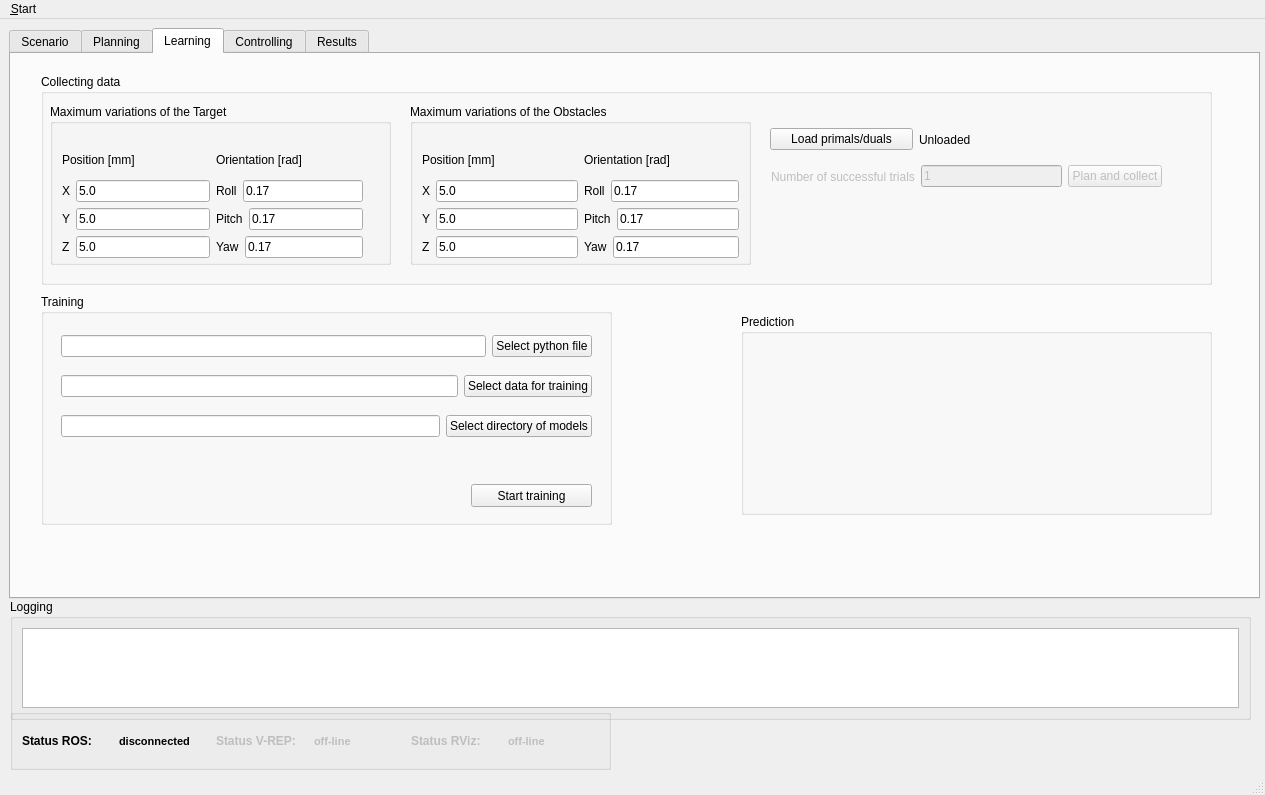
The window that ui/main_window.ui (zohannn/motion_manager) describes before a commit, drawn with Qt 5.
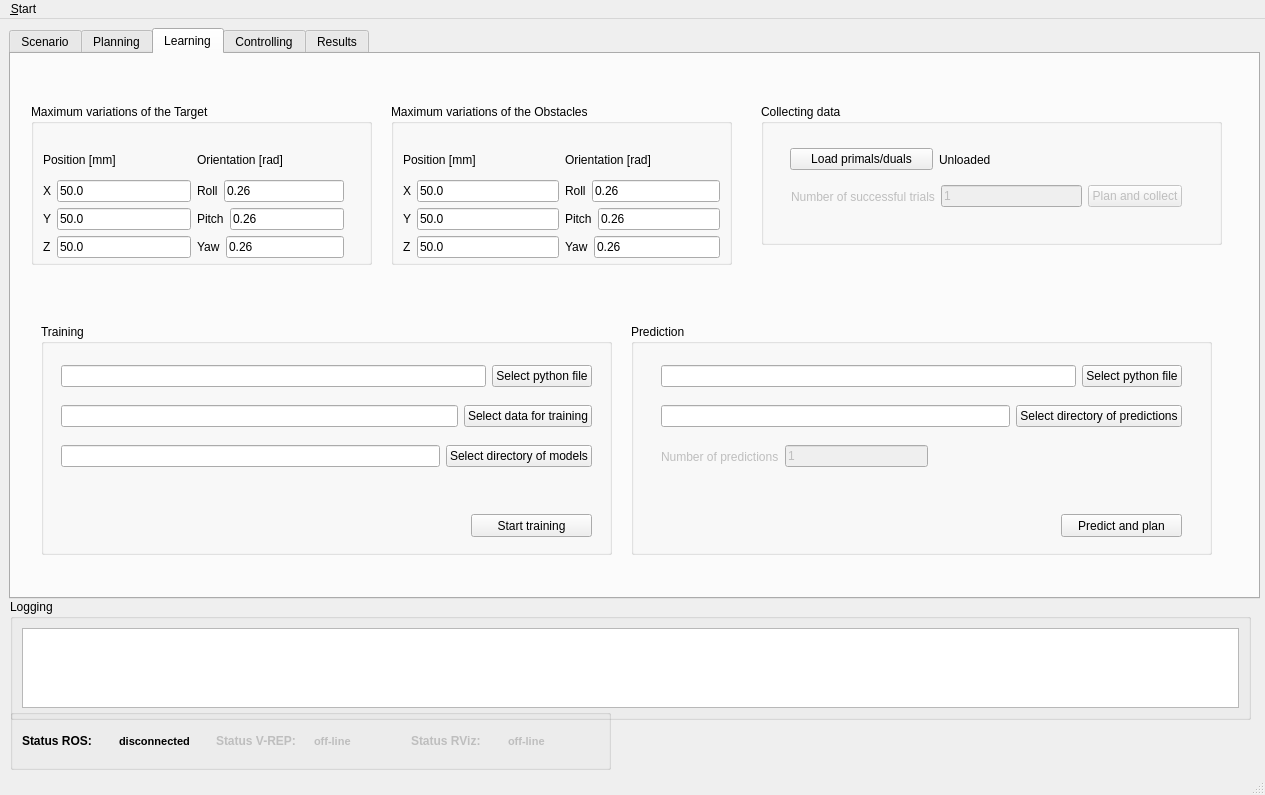
The same window after the commit. Icons and pictures are not drawn. Custom widgets are drawn as their Qt base class.

Commit message: training complete. TO DO: prediction in C++

Patch:
```diff
--- a/ui/main_window.ui
+++ b/ui/main_window.ui
@@ -1060,10 +1060,10 @@
      <widget class="QGroupBox" name="groupBox_collection">
       <property name="geometry">
        <rect>
-        <x>30</x>
-        <y>20</y>
-        <width>1171</width>
-        <height>211</height>
+        <x>750</x>
+        <y>50</y>
+        <width>461</width>
+        <height>141</height>
        </rect>
       </property>
       <property name="title">
@@ -1072,8 +1072,8 @@
       <widget class="QWidget" name="layoutWidget">
        <property name="geometry">
         <rect>
-         <x>730</x>
-         <y>90</y>
+         <x>30</x>
+         <y>80</y>
          <width>391</width>
          <height>25</height>
         </rect>
@@ -1111,11 +1111,232 @@
         </item>
        </layout>
       </widget>
+      <widget class="QWidget" name="layoutWidget">
+       <property name="geometry">
+        <rect>
+         <x>29</x>
+         <y>40</y>
+         <width>291</width>
+         <height>31</height>
+        </rect>
+       </property>
+       <layout class="QHBoxLayout" name="horizontalLayout_47">
+        <item>
+         <widget class="QPushButton" name="pushButton_load_learn_prim_duals">
+          <property name="text">
+           <string>Load primals/duals</string>
+          </property>
+         </widget>
+        </item>
+        <item>
+         <widget class="QLabel" name="label_loaded">
+          <property name="text">
+           <string>Unloaded</string>
+          </property>
+         </widget>
+        </item>
+       </layout>
+      </widget>
+     </widget>
+     <widget class="QGroupBox" name="groupBox_training">
+      <property name="geometry">
+       <rect>
+        <x>30</x>
+        <y>270</y>
+        <width>571</width>
+        <height>231</height>
+       </rect>
+      </property>
+      <property name="title">
+       <string>Training</string>
+      </property>
+      <widget class="QPushButton" name="pushButton_train">
+       <property name="geometry">
+        <rect>
+         <x>430</x>
+         <y>190</y>
+         <width>121</width>
+         <height>23</height>
+        </rect>
+       </property>
+       <property name="text">
+        <string>Start training</string>
+       </property>
+      </widget>
+      <widget class="QWidget" name="layoutWidget">
+       <property name="geometry">
+        <rect>
+         <x>20</x>
+         <y>40</y>
+         <width>531</width>
+         <height>25</height>
+        </rect>
+       </property>
+       <layout class="QHBoxLayout" name="horizontalLayout_60">
+        <item>
+         <widget class="QLineEdit" name="lineEdit_py_train_file"/>
+        </item>
+        <item>
+         <widget class="QPushButton" name="pushButton_py_train_file">
+          <property name="text">
+           <string>Select python file</string>
+          </property>
+         </widget>
+        </item>
+       </layout>
+      </widget>
+      <widget class="QWidget" name="layoutWidget">
+       <property name="geometry">
+        <rect>
+         <x>20</x>
+         <y>80</y>
+         <width>531</width>
+         <height>25</height>
+        </rect>
+       </property>
+       <layout class="QHBoxLayout" name="horizontalLayout_61">
+        <item>
+         <widget class="QLineEdit" name="lineEdit_train_data"/>
+        </item>
+        <item>
+         <widget class="QPushButton" name="pushButton_train_data">
+          <property name="text">
+           <string>Select data for training</string>
+          </property>
+         </widget>
+        </item>
+       </layout>
+      </widget>
+      <widget class="QWidget" name="layoutWidget">
+       <property name="geometry">
+        <rect>
+         <x>20</x>
+         <y>120</y>
+         <width>531</width>
+         <height>25</height>
+        </rect>
+       </property>
+       <layout class="QHBoxLayout" name="horizontalLayout_62">
+        <item>
+         <widget class="QLineEdit" name="lineEdit_models"/>
+        </item>
+        <item>
+         <widget class="QPushButton" name="pushButton_models">
+          <property name="text">
+           <string>Select directory of models</string>
+          </property>
+         </widget>
+        </item>
+       </layout>
+      </widget>
+     </widget>
+     <widget class="QGroupBox" name="groupBox_prediction">
+      <property name="geometry">
+       <rect>
+        <x>620</x>
+        <y>270</y>
+        <width>581</width>
+        <height>231</height>
+       </rect>
+      </property>
+      <property name="title">
+       <string>Prediction</string>
+      </property>
+      <widget class="QPushButton" name="pushButton_pred_plan">
+       <property name="geometry">
+        <rect>
+         <x>430</x>
+         <y>190</y>
+         <width>121</width>
+         <height>23</height>
+        </rect>
+       </property>
+       <property name="text">
+        <string>Predict and plan</string>
+       </property>
+      </widget>
+      <widget class="QWidget" name="">
+       <property name="geometry">
+        <rect>
+         <x>30</x>
+         <y>40</y>
+         <width>521</width>
+         <height>25</height>
+        </rect>
+       </property>
+       <layout class="QHBoxLayout" name="horizontalLayout_63">
+        <item>
+         <widget class="QLineEdit" name="lineEdit_py_pred_file"/>
+        </item>
+        <item>
+         <widget class="QPushButton" name="pushButton_py_pred_file">
+          <property name="text">
+           <string>Select python file</string>
+          </property>
+         </widget>
+        </item>
+       </layout>
+      </widget>
+      <widget class="QWidget" name="">
+       <property name="geometry">
+        <rect>
+         <x>30</x>
+         <y>80</y>
+         <width>521</width>
+         <height>25</height>
+        </rect>
+       </property>
+       <layout class="QHBoxLayout" name="horizontalLayout_64">
+        <item>
+         <widget class="QLineEdit" name="lineEdit_predictions"/>
+        </item>
+        <item>
+         <widget class="QPushButton" name="pushButton_predictions">
+          <property name="text">
+           <string>Select directory of predictions</string>
+          </property>
+         </widget>
+        </item>
+       </layout>
+      </widget>
+      <widget class="QWidget" name="">
+       <property name="geometry">
+        <rect>
+         <x>30</x>
+         <y>120</y>
+         <width>267</width>
+         <height>25</height>
+        </rect>
+       </property>
+       <layout class="QHBoxLayout" name="horizontalLayout_65">
+        <item>
+         <widget class="QLabel" name="label_n_predictions">
+          <property name="enabled">
+           <bool>false</bool>
+          </property>
+          <property name="text">
+           <string>Number of predictions</string>
+          </property>
+         </widget>
+        </item>
+        <item>
+         <widget class="QLineEdit" name="lineEdit_n_predictions">
+          <property name="enabled">
+           <bool>false</bool>
+          </property>
+          <property name="text">
+           <string>1</string>
+          </property>
+         </widget>
+        </item>
+       </layout>
+      </widget>
+     </widget>
       <widget class="QGroupBox" name="groupBox_obsts_var">
        <property name="geometry">
         <rect>
-         <x>369</x>
-         <y>30</y>
+        <x>380</x>
+        <y>50</y>
          <width>341</width>
          <height>161</height>
         </rect>
@@ -1154,7 +1375,7 @@
              <item>
               <widget class="QLineEdit" name="lineEdit_obsts_x_var">
                <property name="text">
-                <string>5.0</string>
+               <string>50.0</string>
                </property>
               </widget>
              </item>
@@ -1172,7 +1393,7 @@
              <item>
               <widget class="QLineEdit" name="lineEdit_obsts_y_var">
                <property name="text">
-                <string>5.0</string>
+               <string>50.0</string>
                </property>
               </widget>
              </item>
@@ -1190,7 +1411,7 @@
              <item>
               <widget class="QLineEdit" name="lineEdit_obsts_z_var">
                <property name="text">
-                <string>5.0</string>
+               <string>50.0</string>
                </property>
               </widget>
              </item>
@@ -1219,7 +1440,7 @@
              <item>
               <widget class="QLineEdit" name="lineEdit_obsts_roll_var">
                <property name="text">
-                <string>0.17</string>
+               <string>0.26</string>
                </property>
               </widget>
              </item>
@@ -1237,7 +1458,7 @@
              <item>
               <widget class="QLineEdit" name="lineEdit_obsts_pitch_var">
                <property name="text">
-                <string>0.17</string>
+               <string>0.26</string>
                </property>
               </widget>
              </item>
@@ -1255,7 +1476,7 @@
              <item>
               <widget class="QLineEdit" name="lineEdit_obsts_yaw_var">
                <property name="text">
-                <string>0.17</string>
+               <string>0.26</string>
                </property>
               </widget>
              </item>
@@ -1266,37 +1487,11 @@
         </layout>
        </widget>
       </widget>
-      <widget class="QWidget" name="layoutWidget">
-       <property name="geometry">
-        <rect>
-         <x>729</x>
-         <y>50</y>
-         <width>291</width>
-         <height>31</height>
-        </rect>
-       </property>
-       <layout class="QHBoxLayout" name="horizontalLayout_47">
-        <item>
-         <widget class="QPushButton" name="pushButton_load_learn_prim_duals">
-          <property name="text">
-           <string>Load primals/duals</string>
-          </property>
-         </widget>
-        </item>
-        <item>
-         <widget class="QLabel" name="label_loaded">
-          <property name="text">
-           <string>Unloaded</string>
-          </property>
-         </widget>
-        </item>
-       </layout>
-      </widget>
       <widget class="QGroupBox" name="groupBox_tar_var">
        <property name="geometry">
         <rect>
-         <x>9</x>
-         <y>30</y>
+        <x>20</x>
+        <y>50</y>
          <width>341</width>
          <height>161</height>
         </rect>
@@ -1335,7 +1530,7 @@
              <item>
               <widget class="QLineEdit" name="lineEdit_tar_x_var">
                <property name="text">
-                <string>5.0</string>
+               <string>50.0</string>
                </property>
               </widget>
              </item>
@@ -1353,7 +1548,7 @@
              <item>
               <widget class="QLineEdit" name="lineEdit_tar_y_var">
                <property name="text">
-                <string>5.0</string>
+               <string>50.0</string>
                </property>
               </widget>
              </item>
@@ -1371,7 +1566,7 @@
              <item>
               <widget class="QLineEdit" name="lineEdit_tar_z_var">
                <property name="text">
-                <string>5.0</string>
+               <string>50.0</string>
                </property>
               </widget>
              </item>
@@ -1400,7 +1595,7 @@
              <item>
               <widget class="QLineEdit" name="lineEdit_tar_roll_var">
                <property name="text">
-                <string>0.17</string>
+               <string>0.26</string>
                </property>
               </widget>
              </item>
@@ -1418,7 +1613,7 @@
              <item>
               <widget class="QLineEdit" name="lineEdit_tar_pitch_var">
                <property name="text">
-                <string>0.17</string>
+               <string>0.26</string>
                </property>
               </widget>
              </item>
@@ -1436,7 +1631,7 @@
              <item>
               <widget class="QLineEdit" name="lineEdit_tar_yaw_var">
                <property name="text">
-                <string>0.17</string>
+               <string>0.26</string>
                </property>
               </widget>
              </item>
@@ -1446,112 +1641,6 @@
          </item>
         </layout>
        </widget>
-      </widget>
-     </widget>
-     <widget class="QGroupBox" name="groupBox_training">
-      <property name="geometry">
-       <rect>
-        <x>30</x>
-        <y>240</y>
-        <width>571</width>
-        <height>231</height>
-       </rect>
-      </property>
-      <property name="title">
-       <string>Training</string>
-      </property>
-      <widget class="QPushButton" name="pushButton_train">
-       <property name="geometry">
-        <rect>
-         <x>430</x>
-         <y>190</y>
-         <width>121</width>
-         <height>23</height>
-        </rect>
-       </property>
-       <property name="text">
-        <string>Start training</string>
-       </property>
-      </widget>
-      <widget class="QWidget" name="">
-       <property name="geometry">
-        <rect>
-         <x>20</x>
-         <y>40</y>
-         <width>531</width>
-         <height>25</height>
-        </rect>
-       </property>
-       <layout class="QHBoxLayout" name="horizontalLayout_60">
-        <item>
-         <widget class="QLineEdit" name="lineEdit_py_train_file"/>
-        </item>
-        <item>
-         <widget class="QPushButton" name="pushButton_py_train_file">
-          <property name="text">
-           <string>Select python file</string>
-          </property>
-         </widget>
-        </item>
-       </layout>
-      </widget>
-      <widget class="QWidget" name="">
-       <property name="geometry">
-        <rect>
-         <x>20</x>
-         <y>80</y>
-         <width>531</width>
-         <height>25</height>
-        </rect>
-       </property>
-       <layout class="QHBoxLayout" name="horizontalLayout_61">
-        <item>
-         <widget class="QLineEdit" name="lineEdit_train_data"/>
-        </item>
-        <item>
-         <widget class="QPushButton" name="pushButton_train_data">
-          <property name="text">
-           <string>Select data for training</string>
-          </property>
-         </widget>
-        </item>
-       </layout>
-      </widget>
-      <widget class="QWidget" name="">
-       <property name="geometry">
-        <rect>
-         <x>20</x>
-         <y>120</y>
-         <width>531</width>
-         <height>25</height>
-        </rect>
-       </property>
-       <layout class="QHBoxLayout" name="horizontalLayout_62">
-        <item>
-         <widget class="QLineEdit" name="lineEdit_models"/>
-        </item>
-        <item>
-         <widget class="QPushButton" name="pushButton_models">
-          <property name="text">
-           <string>Select directory of models</string>
-          </property>
-         </widget>
-        </item>
-       </layout>
-      </widget>
-     </widget>
-     <widget class="QGroupBox" name="groupBox_prediction">
-      <property name="geometry">
-       <rect>
-        <x>730</x>
-        <y>260</y>
-        <width>471</width>
-        <height>201</height>
-       </rect>
-      </property>
-      <property name="title">
-       <string>Prediction</string>
-      </property>
      </widget>
     </widget>
     <widget class="QWidget" name="tab_control">
```
Lines whose indentation alone changed are shown as unchanged. The commit also changes 6 other files.
